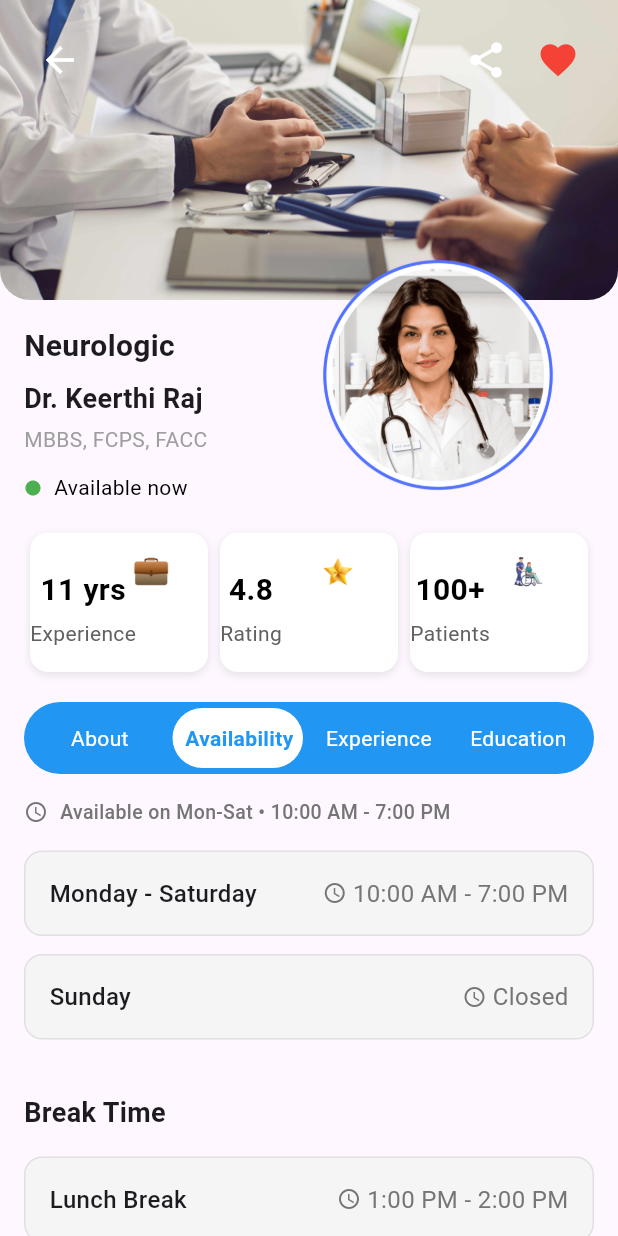
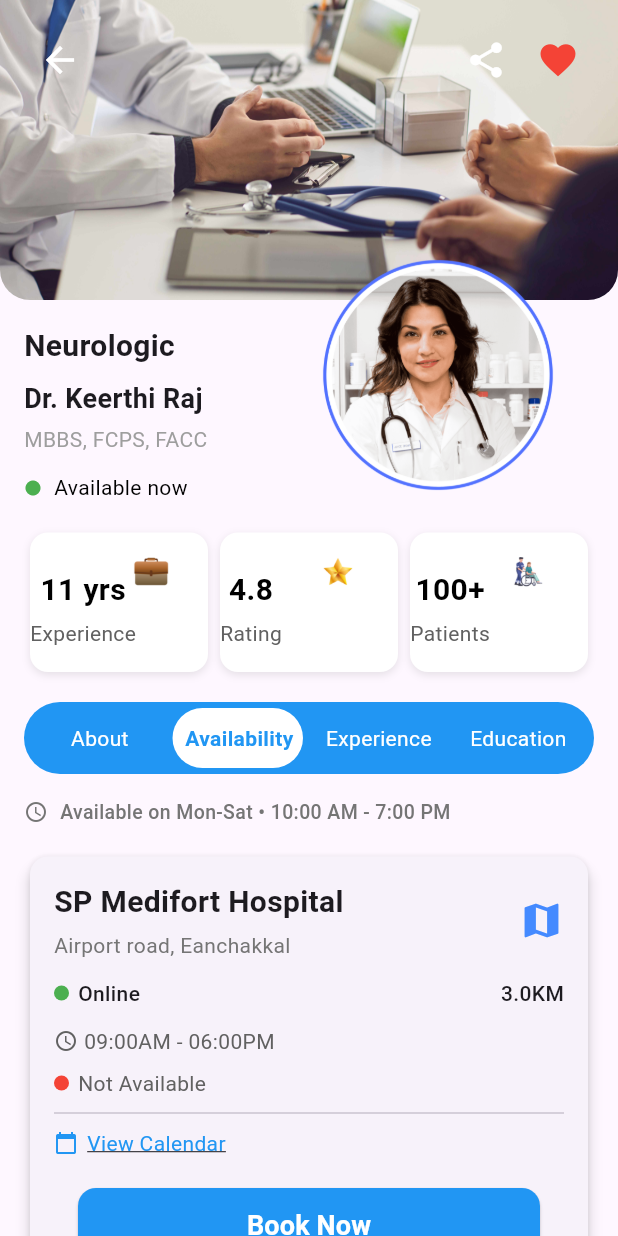
Before and after one commit to P-R-ROHITH/dr_profile, a Flutter app: the screen it shows after launch, after a tap on the "favorite outline" icon, after a tap on "Availability", on a phone screen of 412 x 824 dp. Run offline on Flutter 3.47's test engine with Material 3 defaults, Android fonts, the phone set to English and light mode, and no system bars.

Commit message:
ver 0.29 done availability tab

```diff
--- a/lib/main.dart
+++ b/lib/main.dart
@@ -47,9 +47,10 @@ class _PillTabBarState extends State<PillTabBar> {
 
   @override
   Widget build(BuildContext context) {
-    return LayoutBuilder(builder: (context, constraints) {
+    return LayoutBuilder(
+      builder: (context, constraints) {
         double totalWidth = constraints.maxWidth;
-      double indicatorWidth = totalWidth / widget.tabs.length - 8; // Subtract a bit for margin.
+        double indicatorWidth = totalWidth / widget.tabs.length - 8;
 
         return Container(
           padding: const EdgeInsets.all(4),
@@ -100,7 +101,8 @@ class _PillTabBarState extends State<PillTabBar> {
             ],
           ),
         );
-    });
+      },
+    );
   }
 
   Alignment _calculateAlignment() {
@@ -1158,21 +1160,155 @@ class TabContentWidget extends StatelessWidget {
           ],
         );
       case 'Availability':
-        return Column(
+        return Card(
+          elevation: 4,
+          shape: RoundedRectangleBorder(
+            borderRadius: BorderRadius.circular(12),
+          ),
+          child: Container(
+            width: double.infinity,
+            padding: const EdgeInsets.all(16),
+            child: Column(
+              mainAxisSize: MainAxisSize.min,
               crossAxisAlignment: CrossAxisAlignment.start,
               children: [
-            _buildTimeSlot('Monday - Saturday', '10:00 AM - 7:00 PM'),
-            _buildTimeSlot('Sunday', 'Closed'),
-            const SizedBox(height: 24),
+                // Hospital name and map icon
+                Row(
+                  mainAxisAlignment: MainAxisAlignment.spaceBetween,
+                  children: [
+                    Flexible(
+                      child: Column(
+                        crossAxisAlignment: CrossAxisAlignment.start,
+                        children: [
                           const Text(
-              'Break Time',
-              style: TextStyle(fontSize: 18, fontWeight: FontWeight.bold),
+                            "SP Medifort Hospital",
+                            style: TextStyle(
+                              fontSize: 20,
+                              fontWeight: FontWeight.bold,
                             ),
-            const SizedBox(height: 16),
-            _buildTimeSlot('Lunch Break', '1:00 PM - 2:00 PM'),
+                          ),
+                          const SizedBox(height: 4),
+                          Text(
+                            "Airport road, Eanchakkal",
+                            style: TextStyle(
+                              fontSize: 14,
+                              color: Colors.grey[600],
+                            ),
+                          ),
+                        ],
+                      ),
+                    ),
+                    const Icon(
+                      Icons.map,
+                      color: Colors.blueAccent,
+                      size: 30,
+                    ),
+                  ],
+                ),
+                const SizedBox(height: 12),
+                // Status and Distance
+                Row(
+                  children: [
+                    Container(
+                      width: 10,
+                      height: 10,
+                      decoration: const BoxDecoration(
+                        color: Colors.green,
+                        shape: BoxShape.circle,
+                      ),
+                    ),
+                    const SizedBox(width: 6),
+                    const Text(
+                      "Online",
+                      style: TextStyle(
+                        fontSize: 14,
+                        fontWeight: FontWeight.w500,
+                      ),
+                    ),
+                    const Spacer(),
+                    const Text(
+                      "3.0KM",
+                      style: TextStyle(
+                        fontSize: 14,
+                        fontWeight: FontWeight.w500,
+                      ),
+                    ),
+                  ],
+                ),
+                const SizedBox(height: 12),
+                // Weekday timing
+                Row(
+                  children: [
+                    Icon(
+                      Icons.access_time,
+                      size: 16,
+                      color: Colors.grey[700],
+                    ),
+                    const SizedBox(width: 4),
+                    Text(
+                      "09:00AM - 06:00PM",
+                      style: TextStyle(
+                        fontSize: 14,
+                        color: Colors.grey[700],
+                      ),
+                    ),
+                  ],
+                ),
+                const SizedBox(height: 8),
+                // Weekend timing
+                Row(
+                  children: [
+                    Container(
+                      width: 10,
+                      height: 10,
+                      decoration: const BoxDecoration(
+                        color: Colors.red,
+                        shape: BoxShape.circle,
+                      ),
+                    ),
+                    const SizedBox(width: 6),
+                    Text(
+                      "Not Available",
+                      style: TextStyle(
+                        fontSize: 14,
+                        color: Colors.grey[700],
+                      ),
+                    ),
+                  ],
+                ),
+                const Divider(
+                  height: 20,
+                  thickness: 1,
+                ),
+                // View Calendar link
+                InkWell(
+                  onTap: () {
+                    // Add calendar view functionality here
+                  },
+                  child: Row(
+                    children: const [
+                      Icon(
+                        Icons.calendar_today,
+                        size: 16,
+                        color: Colors.blue,
+                      ),
+                      SizedBox(width: 6),
+                      Text(
+                        "View Calendar",
+                        style: TextStyle(
+                          fontSize: 14,
+                          color: Colors.blue,
+                          decoration: TextDecoration.underline,
+                        ),
+                      )
+                    ],
+                  ),
+                ),
                 const SizedBox(height: 20),
                 const BookingSection(),
               ],
+            ),
+          ),
         );
       case 'Experience':
         return Padding(
@@ -1241,42 +1377,6 @@ class TabContentWidget extends StatelessWidget {
     }
   }
 
-  Widget _buildTimeSlot(String day, String time) {
-    return Container(
-      margin: const EdgeInsets.only(bottom: 12),
-      padding: const EdgeInsets.all(16),
-      decoration: BoxDecoration(
-        color: Colors.grey[100],
-        borderRadius: BorderRadius.circular(12),
-        border: Border.all(color: Colors.grey[300]!),
-      ),
-      child: Row(
-        mainAxisAlignment: MainAxisAlignment.spaceBetween,
-        children: [
-          Text(
-            day,
-            style: const TextStyle(
-              fontSize: 16,
-              fontWeight: FontWeight.w500,
-            ),
-          ),
-          Row(
-            children: [
-              Icon(Icons.access_time, size: 16, color: Colors.grey[600]),
-              const SizedBox(width: 4),
-              Text(
-                time,
-                style: TextStyle(
-                  fontSize: 16,
-                  color: Colors.grey[600],
-                ),
-              ),
-            ],
-          ),
-        ],
-      ),
-    );
-  }
 
   Widget _buildExperienceItem(String period, String role, String hospital) {
     return Container(
```
Lines whose indentation alone changed are shown as unchanged.
